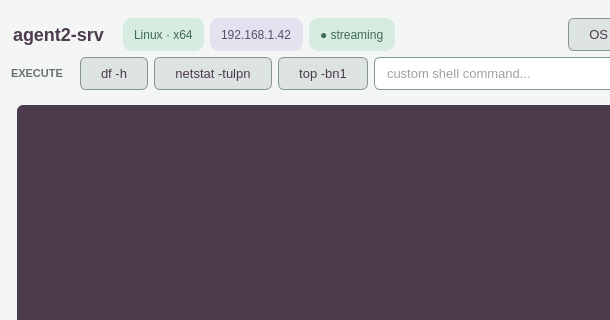
Above: dashboard/mainwindow.ui from Florence-Navet/inferno before the change; both pictures show x 277 to 887 and y 0 to 320 of the 1200 by 800 pixel window. Below: the same form after it.
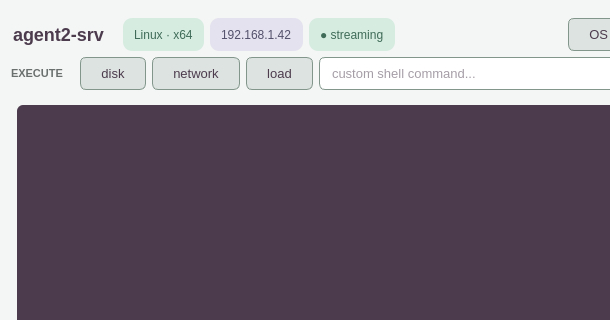
That is the form after the change.

Commit message: feat(dashboard): use preset commands available in the agent image

Patch:
```diff
--- a/dashboard/mainwindow.ui
+++ b/dashboard/mainwindow.ui
@@ -343,7 +343,7 @@
                 </sizepolicy>
                </property>
                <property name="text">
-                <string>df -h</string>
+                <string>disk</string>
                </property>
               </widget>
              </item>
@@ -356,7 +356,7 @@
                          </sizepolicy>
                         </property>
                         <property name="text">
-                         <string>netstat -tulpn</string>
+                         <string>network</string>
                         </property>
                        </widget>
                       </item>
@@ -369,7 +369,7 @@
                          </sizepolicy>
                         </property>
                         <property name="text">
-                         <string>top -bn1</string>
+                         <string>load</string>
                         </property>
                        </widget>
                       </item>
```
The commit also changes 1 other file.
